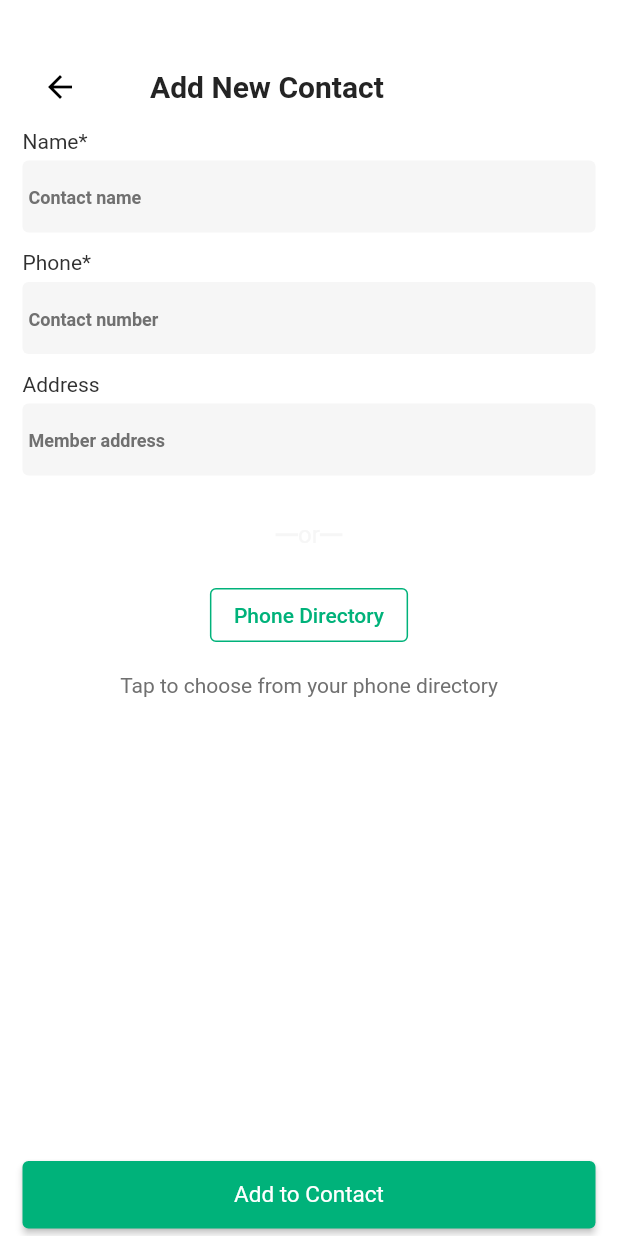
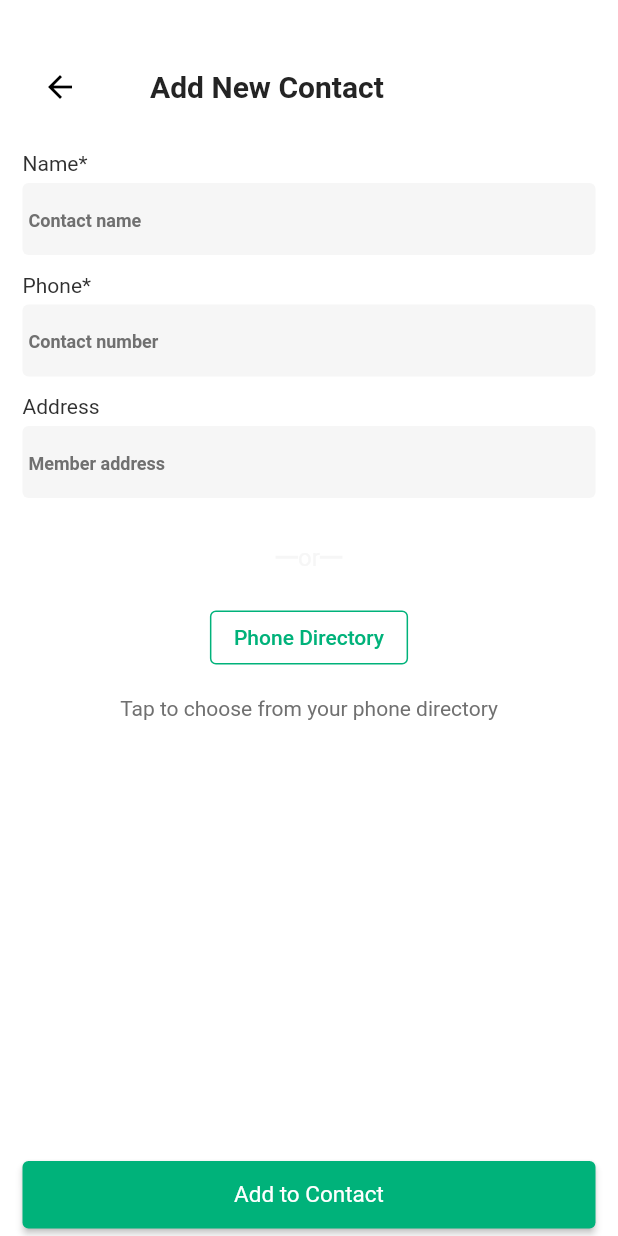
Before and after one commit to rowjoy/HMO_phone_Auth, a Flutter app: the NewContact screen opened directly, on a phone screen of 412 x 824 dp. Run offline on Flutter 3.47's test engine with Material 2 defaults, Android fonts, the phone set to English and light mode, and no system bars; our stand-ins replace carousel_slider, image_picker.

Commit message:
12-1-2021

```diff
--- a/lib/main.dart
+++ b/lib/main.dart
@@ -10,6 +10,7 @@ import 'package:hmo/registration/registration.dart';
 import 'package:hmo/splash/splash_screen.dart';
 import 'package:hmo/view/contact/contact.dart';
 import 'package:hmo/view/emergancy/emargancy.dart';
+import 'package:hmo/view/home/drawer/components/profile.dart';
 import 'package:hmo/view/home/home.dart';
 import 'package:hmo/view/home/homescreen.dart';
 
@@ -39,6 +40,7 @@ class MyApp extends StatelessWidget {
         Homepage.path: (context) => Homepage(),
         Contactpage.path: (context) => Contactpage(),
         Emargancypage.path: (context) => Emargancypage(),
+        Profilepage.path: (context) => Profilepage(),
       },
     );
   }
--- a/lib/view/contact/newcontactadd.dart
+++ b/lib/view/contact/newcontactadd.dart
@@ -3,6 +3,7 @@
 import 'package:flutter/material.dart';
 import 'package:flutter/services.dart';
 import 'package:hmo/utils/colors.dart';
+import 'package:hmo/widget/appber.dart';
 import 'package:hmo/widget/button.dart';
 import 'package:hmo/widget/from_field.dart';
 
@@ -24,31 +25,10 @@ class _NewContactState extends State<NewContact> {
           height: MediaQuery.of(context).size.height,
           child: Column(
             children: [
-              Container(
-                margin: EdgeInsets.only(top: 30),
-                child: ListTile(
-                  leading: Padding(
-                    padding: const EdgeInsets.only(right: 20),
-                    child: IconButton(
-                      onPressed: () {
-                        Navigator.pop(context);
-                      },
-                      icon: Icon(
-                        Icons.arrow_back,
-                        color: Colors.black,
-                      ),
-                    ),
-                  ),
-                  title: Text(
-                    'Add New Contact',
-                    style: TextStyle(
-                      color: Color(
-                        COLOR.coustomColors('#242424'),
-                      ),
-                      fontSize: 20,
-                      fontWeight: FontWeight.bold,
-                    ),
-                  ),
+              Padding(
+                padding: const EdgeInsets.only(bottom: 15),
+                child: Appbar(
+                  text: 'Add New Contact',
                 ),
               ),
               Expanded(
--- a/lib/view/home/drawer/drawer.dart
+++ b/lib/view/home/drawer/drawer.dart
@@ -2,6 +2,7 @@
 
 import 'package:flutter/material.dart';
 import 'package:hmo/utils/colors.dart';
+import 'package:hmo/view/home/drawer/components/profile.dart';
 import 'package:hmo/view/home/drawer/listlile.dart';
 
 class HomeDrawer extends StatefulWidget {
@@ -94,7 +95,10 @@ class _HomeDrawerState extends State<HomeDrawer> {
                 Drawerlisttile(
                   selected: false,
                   onLongPress: () {},
-                  onTap: () {},
+                  onTap: () {
+                    Navigator.push(context,
+                        MaterialPageRoute(builder: (context) => Profilepage()));
+                  },
                   image:
                       AssetImage('assets/icons/person_black_24dp (1)@1X.png'),
                   text: 'Profile',
--- /dev/null
+++ b/lib/widget/appber.dart
@@ -0,0 +1,43 @@
+// ignore_for_file: prefer_const_constructors
+
+import 'package:flutter/material.dart';
+import 'package:hmo/utils/colors.dart';
+
+class Appbar extends StatelessWidget {
+  final String? text;
+  const Appbar({
+    Key? key,
+    this.text,
+  }) : super(key: key);
+
+  @override
+  Widget build(BuildContext context) {
+    return Container(
+      margin: EdgeInsets.only(top: 30),
+      child: ListTile(
+        leading: Padding(
+          padding: const EdgeInsets.only(right: 20),
+          child: IconButton(
+            onPressed: () {
+              Navigator.pop(context);
+            },
+            icon: Icon(
+              Icons.arrow_back,
+              color: Colors.black,
+            ),
+          ),
+        ),
+        title: Text(
+          text!,
+          style: TextStyle(
+            color: Color(
+              COLOR.coustomColors('#242424'),
+            ),
+            fontSize: 20,
+            fontWeight: FontWeight.bold,
+          ),
+        ),
+      ),
+    );
+  }
+}
```
Also changed, not shown: lib/login/code.dart (+3 -26 lines), lib/registration/contacts.dart (+3 -26 lines), lib/registration/location.dart (+3 -26 lines), lib/registration/registration.dart (+3 -26 lines), lib/view/home/drawer/components/profile.dart (added, +84 -0 lines), assets/icons/blank-profil.png (added).
